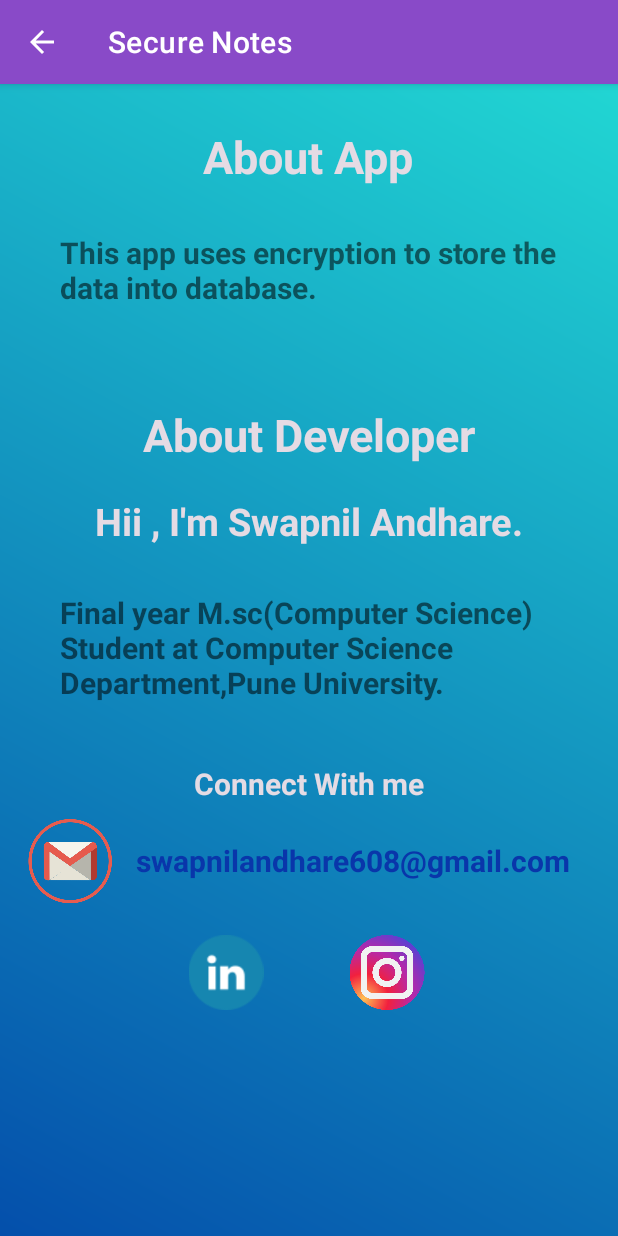
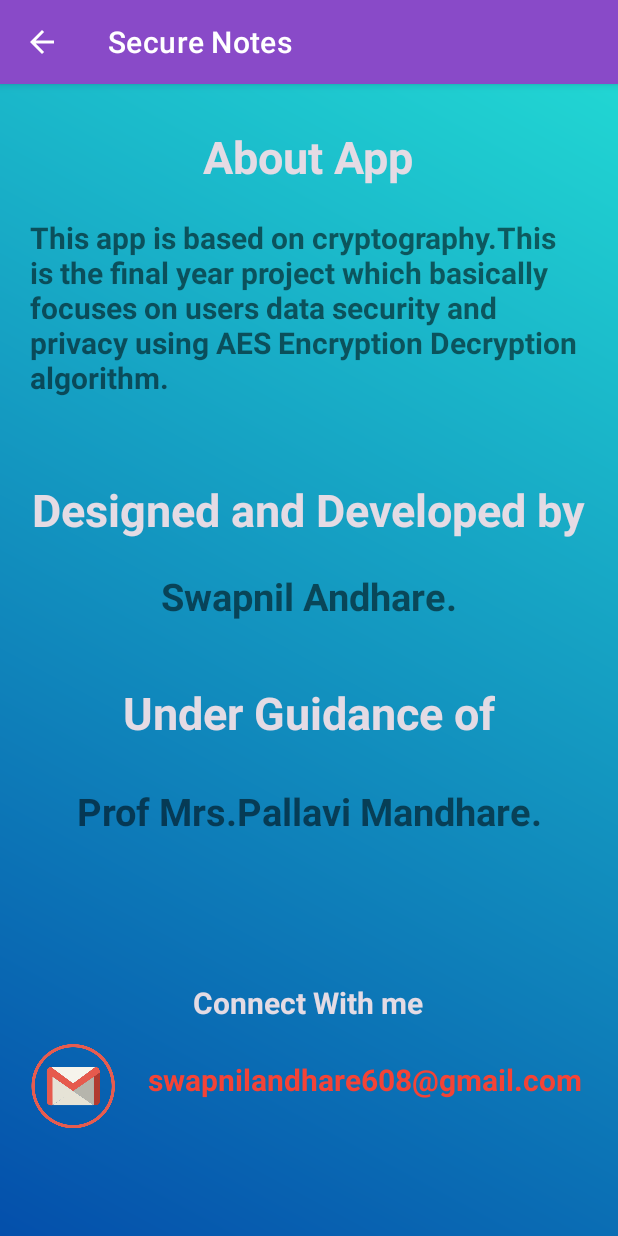
Before and after one commit to swapnilandhare/Secure_Notes, an Android app: the AboutActivity screen opened directly, with no data from a screen before it, on a phone screen of 412 x 824 dp. Run offline under Robolectric (Android 15) with nearby library versions, the phone set to English and light mode, and no system bars.

Commit message:
Initial Commit

```diff
--- a/app/src/main/java/com/example/securenotes/AboutActivity.java
+++ b/app/src/main/java/com/example/securenotes/AboutActivity.java
@@ -9,34 +9,9 @@ import android.widget.ImageView;
 import android.widget.TextView;
 
 public class AboutActivity extends AppCompatActivity {
-    ImageView linkdin,insta;
     @Override
     protected void onCreate(Bundle savedInstanceState) {
         super.onCreate(savedInstanceState);
         setContentView(R.layout.activity_about);
-        linkdin=findViewById(R.id.linkdin);
-        insta=findViewById(R.id.imageView4);
-        linkdin.setOnClickListener(view -> {
-            linkdin();
-        });
-        insta.setOnClickListener(view -> {
-            insta();
-        });
-    }
-
-    private void insta() {
-        Intent intent = new Intent();
-        intent.setAction(Intent.ACTION_VIEW);
-        intent.addCategory(Intent.CATEGORY_BROWSABLE);
-        intent.setData(Uri.parse("https://instagram.com/swapnil_0077_?utm_medium=copy_link"));
-        startActivity(intent);
-    }
-
-    private void linkdin() {
-        Intent intent = new Intent();
-        intent.setAction(Intent.ACTION_VIEW);
-        intent.addCategory(Intent.CATEGORY_BROWSABLE);
-        intent.setData(Uri.parse("https://www.linkedin.com/in/swapnil-andhare"));
-        startActivity(intent);
     }
 }
--- a/app/src/main/res/layout/activity_about.xml
+++ b/app/src/main/res/layout/activity_about.xml
@@ -8,16 +8,18 @@
     tools:context=".AboutActivity">
 
 
-    <ImageView
-        android:id="@+id/imageView4"
-        android:clickable="true"
-        android:layout_width="52dp"
-        android:layout_height="50dp"
-        android:layout_marginTop="36dp"
-        android:layout_marginEnd="128dp"
+    <TextView
+        android:id="@+id/textView6"
+        android:layout_width="wrap_content"
+        android:layout_height="wrap_content"
+        android:layout_marginTop="40dp"
+        android:text="Under Guidance of"
+        android:textColor="#E4DBE4"
+        android:textSize="30sp"
+        android:textStyle="bold"
         app:layout_constraintEnd_toEndOf="parent"
-        app:layout_constraintTop_toBottomOf="@+id/email"
-        app:srcCompat="@drawable/insta" />
+        app:layout_constraintStart_toStartOf="parent"
+        app:layout_constraintTop_toBottomOf="@+id/textView5" />
 
     <TextView
         android:id="@+id/textView5"
@@ -25,7 +27,6 @@
         android:layout_height="wrap_content"
         android:layout_marginTop="20dp"
         android:text="@string/hii_i_m_swapnil_andhare"
-        android:textColor="#E4DBE4"
         android:textSize="25sp"
         android:textStyle="bold"
         app:layout_constraintEnd_toEndOf="parent"
@@ -33,65 +34,52 @@
         app:layout_constraintTop_toBottomOf="@+id/textView9" />
 
     <TextView
-        android:id="@+id/textView6"
+        android:id="@+id/textView10"
         android:layout_width="wrap_content"
         android:layout_height="wrap_content"
-        android:layout_marginTop="10dp"
-        android:padding="20dp"
-        android:paddingStart="40dp"
-        android:text="@string/about"
-        android:textSize="20sp"
-        android:textStyle="bold"
-        app:layout_constraintEnd_toEndOf="parent"
-        app:layout_constraintHorizontal_bias="0.0"
-        app:layout_constraintStart_toStartOf="parent"
-        app:layout_constraintTop_toBottomOf="@+id/textView5" />
-
-    <TextView
-        android:id="@+id/connect"
-        android:layout_width="wrap_content"
-        android:layout_height="wrap_content"
-        android:layout_marginTop="20dp"
-        android:text="Connect With me"
-        android:textColor="#E4DBE4"
-        android:textSize="20sp"
+        android:layout_marginTop="28dp"
+        android:text="Prof Mrs.Pallavi Mandhare."
+        android:textSize="25sp"
         android:textStyle="bold"
         app:layout_constraintEnd_toEndOf="parent"
         app:layout_constraintStart_toStartOf="parent"
         app:layout_constraintTop_toBottomOf="@+id/textView6" />
 
     <TextView
+        android:id="@+id/connect"
+        android:layout_width="wrap_content"
+        android:layout_height="wrap_content"
+        android:layout_marginTop="240dp"
+        android:text="Connect With me"
+        android:textColor="#E4DBE4"
+        android:textSize="20sp"
+        android:textStyle="bold"
+        app:layout_constraintEnd_toEndOf="parent"
+        app:layout_constraintHorizontal_bias="0.498"
+        app:layout_constraintStart_toStartOf="parent"
+        app:layout_constraintTop_toBottomOf="@+id/textView5" />
+
+    <TextView
         android:id="@+id/email"
-        android:clickable="true"
         android:layout_width="wrap_content"
         android:layout_height="wrap_content"
         android:layout_marginTop="24dp"
-        android:layout_marginEnd="32dp"
+        android:layout_marginEnd="24dp"
+        android:clickable="true"
         android:text="@string/email_id"
-        android:textColor="#0936AA"
+        android:textColor="#F44336"
         android:textSize="20sp"
         android:textStyle="bold"
         app:layout_constraintEnd_toEndOf="parent"
         app:layout_constraintTop_toBottomOf="@+id/connect" />
 
     <ImageView
-        android:id="@+id/linkdin"
-        android:clickable="true"
-        android:layout_width="61dp"
-        android:layout_height="50dp"
-        android:layout_marginStart="120dp"
-        android:layout_marginTop="36dp"
-        app:layout_constraintStart_toStartOf="parent"
-        app:layout_constraintTop_toBottomOf="@+id/email"
-        app:srcCompat="@drawable/linkedin" />
-
-    <ImageView
         android:id="@+id/imageView5"
         android:layout_width="57dp"
         android:layout_height="60dp"
-        android:layout_marginTop="8dp"
+        android:layout_marginTop="12dp"
         app:layout_constraintEnd_toStartOf="@+id/email"
-        app:layout_constraintHorizontal_bias="0.539"
+        app:layout_constraintHorizontal_bias="0.489"
         app:layout_constraintStart_toStartOf="parent"
         app:layout_constraintTop_toBottomOf="@+id/connect"
         app:srcCompat="@drawable/gmail" />
@@ -115,8 +103,8 @@
         android:layout_width="wrap_content"
         android:layout_height="wrap_content"
         android:layout_marginTop="10dp"
-        android:padding="20dp"
-        android:paddingStart="40dp"
+        android:padding="10dp"
+        android:paddingStart="20dp"
         android:text="@string/aboutapp"
         android:textSize="20sp"
         android:textStyle="bold"
@@ -129,7 +117,7 @@
         android:layout_width="wrap_content"
         android:layout_height="wrap_content"
         android:layout_marginTop="44dp"
-        android:text="About Developer"
+        android:text="@string/Designed_and_Developed_by"
         android:textColor="#E4DBE4"
         android:textSize="30sp"
         android:textStyle="bold"
--- a/app/src/main/res/values/strings.xml
+++ b/app/src/main/res/values/strings.xml
@@ -20,11 +20,12 @@
     <string name="delete">Delete</string>
     <string name="signout">SignOut</string>
     <string name="about_developer">About Developer</string>
-    <string name="hii_i_m_swapnil_andhare">Hii , I\'m Swapnil Andhare.</string>
+    <string name="hii_i_m_swapnil_andhare">Swapnil Andhare.</string>
     <string name="about">Final year M.sc(Computer Science) Student at Computer Science Department,Pune University.</string>
     <string name="email_id">swapnilandhare608@gmail.com</string>
     <string name="edit">Edit</string>
     <string name="nothing_to_show">Nothing To Show..Try adding new note</string>
     <string name="about_app">About App</string>
-    <string name="aboutapp">This app uses encryption to store the data into database.</string>
+    <string name="aboutapp">This app is based on cryptography.This is the final year project which basically focuses on users data security and privacy using AES Encryption Decryption algorithm.</string>
+    <string name="Designed_and_Developed_by">Designed and Developed by</string>
 </resources>
--- a/build.gradle
+++ b/build.gradle
@@ -5,7 +5,7 @@ buildscript {
         mavenCentral()
     }
     dependencies {
-        classpath "com.android.tools.build:gradle:7.0.0"
+        classpath 'com.android.tools.build:gradle:7.2.0'
         classpath 'com.google.gms:google-services:4.3.10'
 
         // NOTE: Do not place your application dependencies here; they belong
```
Also changed, not shown: app/src/main/res/drawable-v24/loginimage.png, app/src/main/res/drawable-v24/swap.png (deleted), gradle/wrapper/gradle-wrapper.properties.
